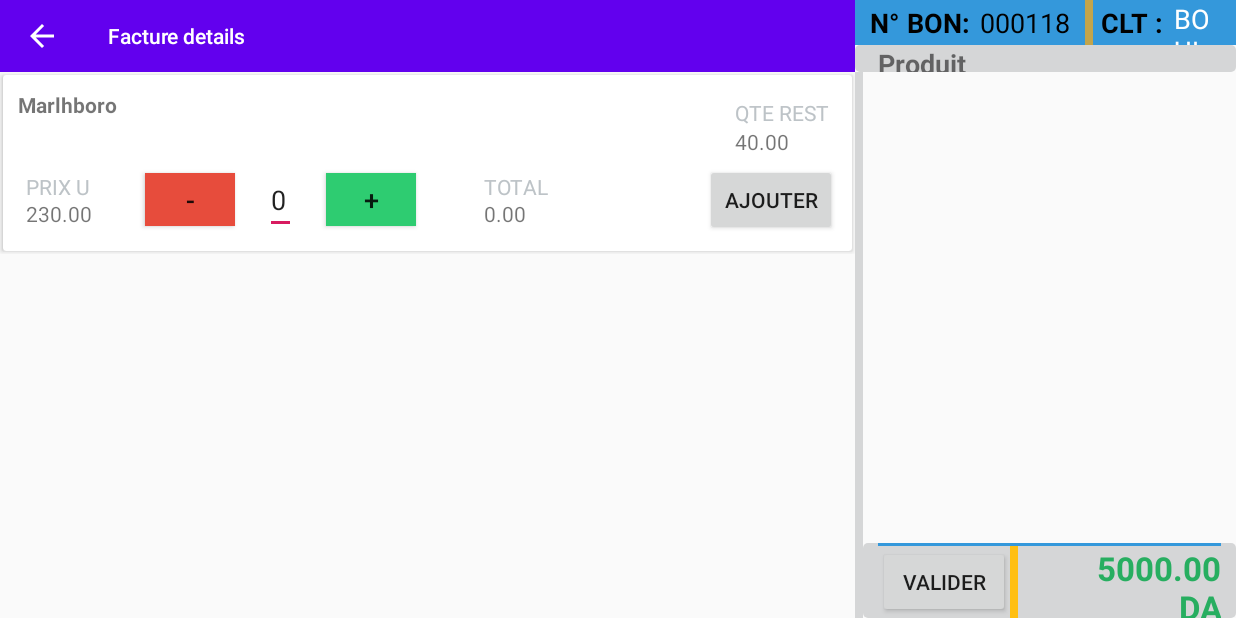
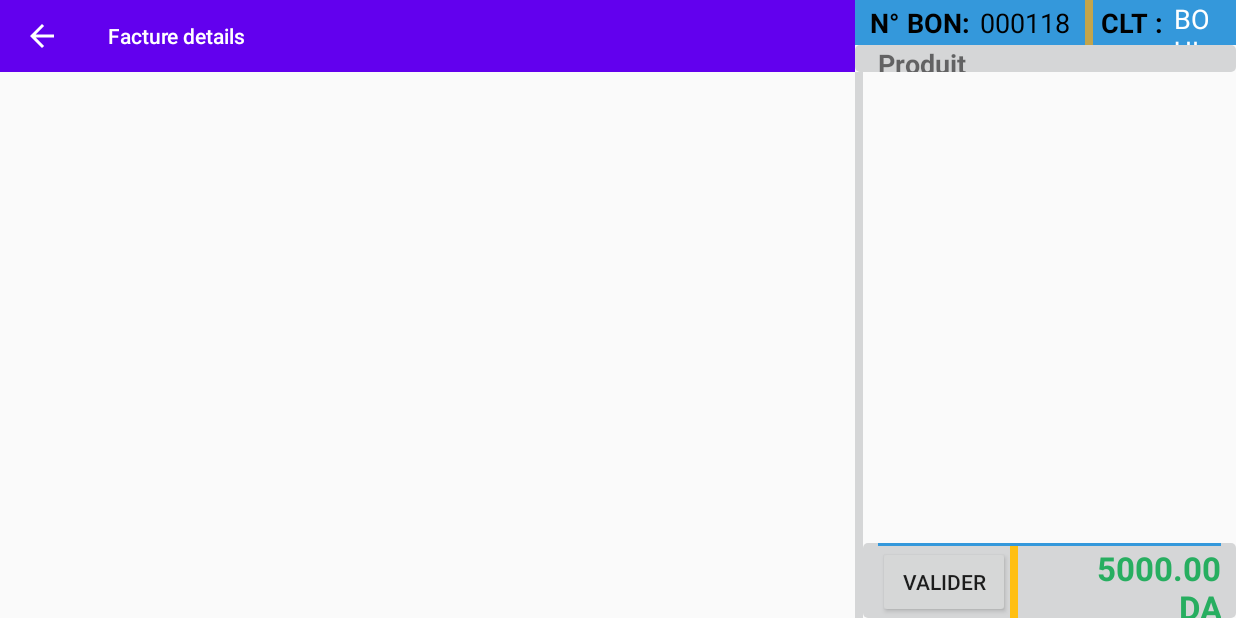
Before and after one commit to boulouzanacer/PMEPROVente, an Android app: the FragmentProductsInSales screen opened directly, with no data from a screen before it, on a phone screen of 824 x 412 dp (held sideways). Run offline under Robolectric (Android 15) with nearby library versions, the phone set to English and light mode, and no system bars; our stand-ins replace EventBus; libraries missing offline, so code that uses them is left out: com.baoyz.swipemenulistview, de.keyboardsurfer.android; plain views replace SwipeMenuListView; Roboto replaces fonts that are not available here; 2 statements that could not run were skipped.

Commit message:
version 3.0

```diff
--- a/app/build.gradle
+++ b/app/build.gradle
@@ -39,12 +39,15 @@
         // exclusion is not necessary, but generally a good idea.
         exclude group: 'com.google.android', module: 'support-v4'
     }
+
     implementation 'com.baoyz.swipemenulistview:library:1.3.0'
     implementation 'pl.coreorb:selection-dialogs:0.9.1'
+
     // externel librery
     implementation project(':lib_badge')
     implementation project(':sweet_alert_dialog_library')
     implementation project(path: ':SpinKitLib')
+
     // /Libs
     testImplementation 'junit:junit:4.12'
     androidTestImplementation 'com.android.support.test:runner:1.0.2'
--- a/app/src/main/java/com/boulouza/uk2018/pme_provente/fragments/FragmentProductsInSales.java
+++ b/app/src/main/java/com/boulouza/uk2018/pme_provente/fragments/FragmentProductsInSales.java
@@ -60,19 +60,6 @@
         super.onResume();
 
         controller = new DATABASE(getActivity());
-        PostData_Produit produit = new PostData_Produit();
-        produit.code_barre = "3456724567864";
-        produit.produit = "Marlhboro";
-        produit.pa_ht = "100.34";
-        produit.pv1_ht = "230.00";
-        produit.pv2_ht = "200.00";
-        produit.pv3_ht = "150.00";
-        produit.stock = "40";
-        produit.tva = "0.00";
-        produit.exist = false;
-        produit.ref_produit = "2345678945644";
-
-        controller.Insert_into_produit(produit);
         // Set title bar
         // getActivity().setActionBarTitle("Produits");
 
--- a/app/src/main/java/com/boulouza/uk2018/pme_provente/fragments/FragmentSync.java
+++ b/app/src/main/java/com/boulouza/uk2018/pme_provente/fragments/FragmentSync.java
@@ -70,6 +70,8 @@
         Import_bon.setOnClickListener(this);
         Import_client = (RelativeLayout) rootV.findViewById(R.id.rlt_import_client);
         Import_client.setOnClickListener(this);
+        Import_produit = (RelativeLayout) rootV.findViewById(R.id.rlt_import_produit);
+        Import_produit.setOnClickListener(this);
        /* Export_vente = (RelativeLayout) rootV.findViewById(R.id.rlt_export_ventes);
         Export_commande = (RelativeLayout) rootV.findViewById(R.id.rlt_export_commandes);
         Export_inventaire = (RelativeLayout) rootV.findViewById(R.id.rlt_export_inventaires);
@@ -508,7 +510,7 @@
 
                 publishProgress(1);
 
-                if(code_depot.toString().equals("000000")){
+                if(code_depot.equals("000000")){
 
                     String sql12 = "SELECT  COUNT(*) FROM PRODUIT";
                     ResultSet rs12 = stmt.executeQuery(sql12);
--- a/app/src/main/res/layout/card_item_client.xml
+++ b/app/src/main/res/layout/card_item_client.xml
@@ -20,7 +20,7 @@
 
             <ImageView
                 android:id="@+id/clientP_imgv"
-                android:src="@color/primary_dark"
+                android:src="@mipmap/client"
                 android:layout_width="70sp"
                 android:layout_height="70sp" />
 
@@ -84,7 +84,7 @@
 
 
             <LinearLayout
-                android:layout_marginLeft="15sp"
+                android:layout_marginLeft="40sp"
                 android:orientation="vertical"
                 android:layout_width="match_parent"
                 android:layout_height="wrap_content">
@@ -95,7 +95,7 @@
                     android:text="  0552725211"
                     android:typeface="monospace"
                     android:textSize="20sp"
-                    android:drawableLeft="@mipmap/phone"
+                    android:drawableLeft="@mipmap/phone_png"
                     android:layout_width="wrap_content"
                     android:layout_height="wrap_content" />
 
--- a/app/src/main/res/layout/card_item_product.xml
+++ b/app/src/main/res/layout/card_item_product.xml
@@ -25,7 +25,7 @@
                     android:layout_width="110dp"
                     android:layout_height="110dp"
                     android:padding="5dp"
-                    android:src="@mipmap/client" />
+                    android:src="@mipmap/no_image_icon" />
 
                 <LinearLayout
                     android:orientation="vertical"
@@ -48,6 +48,7 @@
                         android:layout_height="wrap_content"
                         android:textStyle="bold"
                         android:textSize="20dp"
+                        android:textColor="@color/black"
                         android:layout_marginStart="10dp"
                         android:text="sdfsfsfsfgsgfdgfsfsdf" />
 
@@ -74,6 +75,7 @@
                                 android:id="@+id/codebarre_textv"
                                 android:textSize="20dp"
                                 android:textStyle="bold"
+                                android:textColor="@color/black"
                                 android:text="123000045824"
                                 android:layout_marginStart="10dp"
                                 android:layout_width="wrap_content"
@@ -156,7 +158,7 @@
                     android:layout_marginStart="10dp"
                     android:layout_below="@id/content_avatar_title"
                     android:text="235456557456745"
-                    android:textColor="@color/mainTextColor"
+                    android:textColor="@color/black"
                     android:textSize="16sp"
                     android:textStyle="bold" />
 
--- a/app/src/main/res/layout/pop_view.xml
+++ b/app/src/main/res/layout/pop_view.xml
@@ -13,6 +13,7 @@
             android:layout_width="wrap_content"
             android:layout_height="wrap_content"
             android:layout_alignParentLeft="true"
+            android:layout_marginLeft="10sp"
             android:layout_centerVertical="true"
             android:background="@null"
             android:text="Annuler"
@@ -24,6 +25,7 @@
             android:layout_width="wrap_content"
             android:layout_height="wrap_content"
             android:layout_alignParentRight="true"
+            android:layout_marginRight="10sp"
             android:layout_centerVertical="true"
             android:background="@null"
             android:text="Sauvegarder"
--- a/build.gradle
+++ b/build.gradle
@@ -7,7 +7,7 @@
         jcenter()
     }
     dependencies {
-        classpath 'com.android.tools.build:gradle:3.2.1'
+        classpath 'com.android.tools.build:gradle:3.3.2'
 
 
         // NOTE: Do not place your application dependencies here; they belong
```
Also changed, not shown: app/src/main/java/com/boulouza/uk2018/pme_provente/adapters/RecyclerViewAdapterClients.java (+34 -8 lines), app/src/main/java/com/boulouza/uk2018/pme_provente/adapters/RecyclerViewAdapterProducts.java (+14 -1 lines), app/src/main/res/mipmap-mdpi/client_pic.png (added), app/src/main/res/mipmap-mdpi/no_image_icon.png (added), app/src/main/res/mipmap-mdpi/phone.png (deleted), app/src/main/res/mipmap-mdpi/phone_png.png (added), gradle/wrapper/gradle-wrapper.properties, 52 other files.
